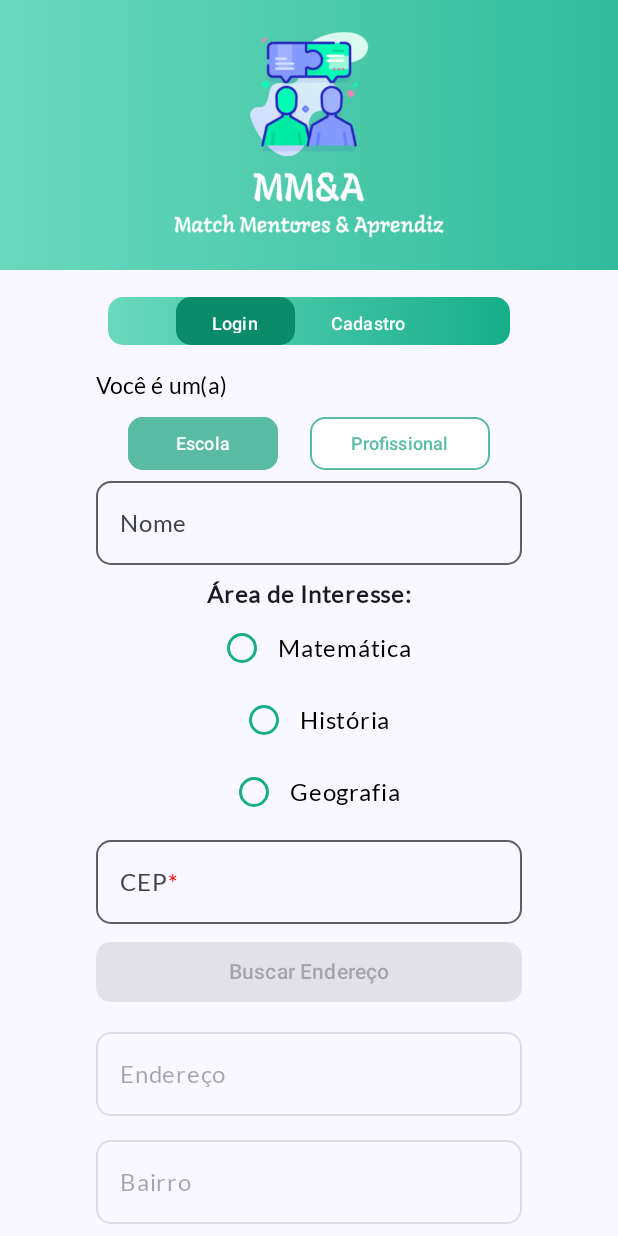
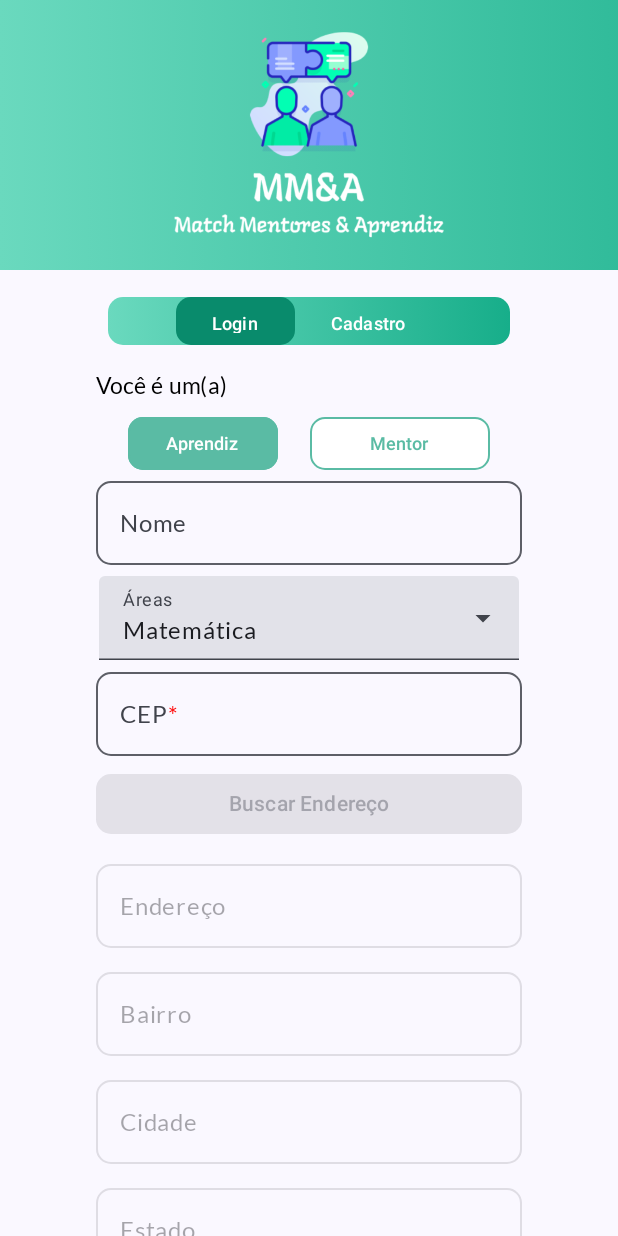
Before and after one commit to DanielaAlmeiida/Challenge-DB1, an Android app built with Jetpack Compose: the CadastroScreen screen opened through its navigation route, on a phone screen of 412 x 824 dp. Run offline under Robolectric (Android 15) with nearby library versions, the phone set to English and light mode, and no system bars; our stand-ins replace accompanist.

Commit message:
Inclusão do dropdown menu

```diff
--- /dev/null
+++ b/app/src/main/java/br/com/fiap/sowa/ui/components/DropdownMenuModel.kt
@@ -0,0 +1,65 @@
+package br.com.fiap.sowa.ui.components
+
+import androidx.compose.material3.DropdownMenuItem
+import androidx.compose.material3.ExperimentalMaterial3Api
+import androidx.compose.material3.ExposedDropdownMenuBox
+import androidx.compose.material3.ExposedDropdownMenuDefaults
+import androidx.compose.runtime.Composable
+import androidx.compose.ui.tooling.preview.Preview
+import androidx.compose.material3.Text
+import androidx.compose.material3.TextField
+import androidx.compose.runtime.getValue
+import androidx.compose.runtime.mutableStateOf
+import androidx.compose.runtime.remember
+import androidx.compose.runtime.setValue
+
+@OptIn(ExperimentalMaterial3Api::class)
+@Composable
+fun DropdownMenuModel() {
+    val options = listOf("Matemática", "Biologia", "Quimíca", "Inglês", "Português")
+
+    var expanded by remember { mutableStateOf(false) }
+    var selectedOptionText by remember { mutableStateOf(options[0]) }
+
+    ExposedDropdownMenuBox(
+        expanded = expanded,
+        onExpandedChange = {
+            expanded = !expanded
+        }
+    ) {
+        TextField(
+            readOnly = true,
+            value = selectedOptionText,
+            onValueChange = { },
+            label = { Text("Áreas") },
+            trailingIcon = {
+                ExposedDropdownMenuDefaults.TrailingIcon(
+                    expanded = expanded
+                )
+            },
+            //colors = ExposedDropdownMenuDefaults.textFieldColors()
+        )
+        ExposedDropdownMenu(
+            expanded = expanded,
+            onDismissRequest = {
+                expanded = false
+            }
+        ) {
+            options.forEach { selectionOption ->
+                DropdownMenuItem(
+                    text = { Text(text = selectionOption) },
+                    onClick = {
+                        selectedOptionText = selectionOption
+                        expanded = false
+                    }
+                )
+            }
+        }
+    }
+}
+
+@Preview(showBackground = true)
+@Composable
+fun DefaultPreview() {
+    DropdownMenuModel()
+}
--- a/app/src/main/java/br/com/fiap/sowa/ui/components/FormCadastro.kt
+++ b/app/src/main/java/br/com/fiap/sowa/ui/components/FormCadastro.kt
@@ -19,7 +19,6 @@ import androidx.compose.material3.Button
 import androidx.compose.material3.ButtonDefaults
 import androidx.compose.material3.OutlinedTextField
 import androidx.compose.material3.Text
-import androidx.compose.material3.TextField
 import androidx.compose.runtime.Composable
 import androidx.compose.runtime.getValue
 import androidx.compose.runtime.mutableStateOf
@@ -30,9 +29,7 @@ import androidx.compose.ui.Modifier
 import androidx.compose.ui.graphics.Brush
 import androidx.compose.ui.graphics.Color
 import androidx.compose.ui.res.colorResource
-import androidx.compose.ui.text.font.FontWeight
 import androidx.compose.ui.text.input.ImeAction
-import androidx.compose.ui.text.input.KeyboardCapitalization
 import androidx.compose.ui.text.input.KeyboardType
 import androidx.compose.ui.text.style.TextAlign
 import androidx.compose.ui.tooling.preview.Preview
@@ -49,8 +46,8 @@ import retrofit2.Response
 
 @Composable
 fun FormCadastro(navController: NavController) {
-    var escolaDestaque by remember { mutableStateOf(true) }
-    var profissionalDestaque by remember { mutableStateOf(false) }
+    var aprendizDestaque by remember { mutableStateOf(true) }
+    var mentorDestaque by remember { mutableStateOf(false) }
     var endereco by remember { mutableStateOf(Endereco("", "", "", "", "")) }
     var nome by remember { mutableStateOf("") }
     var cep by remember { mutableStateOf("") }
@@ -83,11 +80,11 @@ fun FormCadastro(navController: NavController) {
             ) {
                 Button(
                     onClick = {
-                        escolaDestaque = true
-                        profissionalDestaque = false
+                        aprendizDestaque = true
+                        mentorDestaque = false
                     },
                     shape = RoundedCornerShape(10.dp),
-                    colors = if (escolaDestaque) ButtonDefaults.buttonColors(colorResource(id = R.color.greenPrincipal)) else
+                    colors = if (aprendizDestaque) ButtonDefaults.buttonColors(colorResource(id = R.color.greenPrincipal)) else
                         ButtonDefaults.buttonColors(colorResource(id = R.color.white)),
                     border = BorderStroke(1.dp, colorResource(id = R.color.greenPrincipal)),
                     modifier = Modifier
@@ -95,18 +92,18 @@ fun FormCadastro(navController: NavController) {
                         .height(35.dp)
                 ) {
                     Text(
-                        text = "Escola",
-                        color = if (escolaDestaque) Color.White else colorResource(id = R.color.greenPrincipal),
+                        text = "Aprendiz",
+                        color = if (aprendizDestaque) Color.White else colorResource(id = R.color.greenPrincipal),
                         fontSize = 12.sp,
                     )
                 }
 
                 Button(
                     onClick = {
-                        escolaDestaque = false
-                        profissionalDestaque = true
+                        aprendizDestaque = false
+                        mentorDestaque = true
                     },
-                    colors = if (profissionalDestaque) ButtonDefaults.buttonColors(colorResource(id = R.color.greenPrincipal)) else
+                    colors = if (mentorDestaque) ButtonDefaults.buttonColors(colorResource(id = R.color.greenPrincipal)) else
                         ButtonDefaults.buttonColors(colorResource(id = R.color.white)),
                     border = BorderStroke(1.dp, colorResource(id = R.color.greenPrincipal)),
                     shape = RoundedCornerShape(10.dp),
@@ -115,8 +112,8 @@ fun FormCadastro(navController: NavController) {
                         .height(35.dp)
                 ) {
                     Text(
-                        text = "Profissional",
-                        color = if (profissionalDestaque) Color.White else colorResource(id = R.color.greenPrincipal),
+                        text = "Mentor",
+                        color = if (mentorDestaque) Color.White else colorResource(id = R.color.greenPrincipal),
                         fontSize = 12.sp,
                     )
                 }
@@ -125,39 +122,14 @@ fun FormCadastro(navController: NavController) {
         OutlinedTextFieldModel(
             value = nome,
             label = "Nome",
-            placeholder = if (profissionalDestaque) "Digite o nome do profissional" else "Digite o nome da escola",
+            placeholder = "Digite seu nome",
             modifier = Modifier,
             keyboardType = KeyboardType.Text,
             atualizarValor = { nome = it },
         )
 
-        Text(
-            text = "Área de Interesse:",
-            fontWeight = FontWeight.Bold
-        )
-        // Uso do componente RadioButton
-        var areaSelecionada by remember { mutableStateOf<String?>(null) }
-        RadioButtonArea(
-            nome = "Matemática",
-            isSelected = areaSelecionada == "Matemática",
-            onSelected = {
-                areaSelecionada = "Matemática"
-            }
-        )
-        RadioButtonArea(
-            nome = "História",
-            isSelected = areaSelecionada == "História",
-            onSelected = {
-                areaSelecionada = "História"
-            }
-        )
-        RadioButtonArea(
-            nome = "Geografia",
-            isSelected = areaSelecionada == "Geografia",
-            onSelected = {
-                areaSelecionada = "Geografia"
-            }
-        )
+        // Uso do Dropdown
+        DropdownMenuModel()
 
         OutlinedTextField(
             value = cep,
--- a/app/src/main/java/br/com/fiap/sowa/ui/screens/CadastroScreen.kt
+++ b/app/src/main/java/br/com/fiap/sowa/ui/screens/CadastroScreen.kt
@@ -1,4 +1,5 @@
 package br.com.fiap.sowa.ui.screens
+import android.widget.Spinner
 import androidx.compose.foundation.layout.Box
 import androidx.compose.foundation.layout.Column
 import androidx.compose.foundation.layout.fillMaxSize
```
